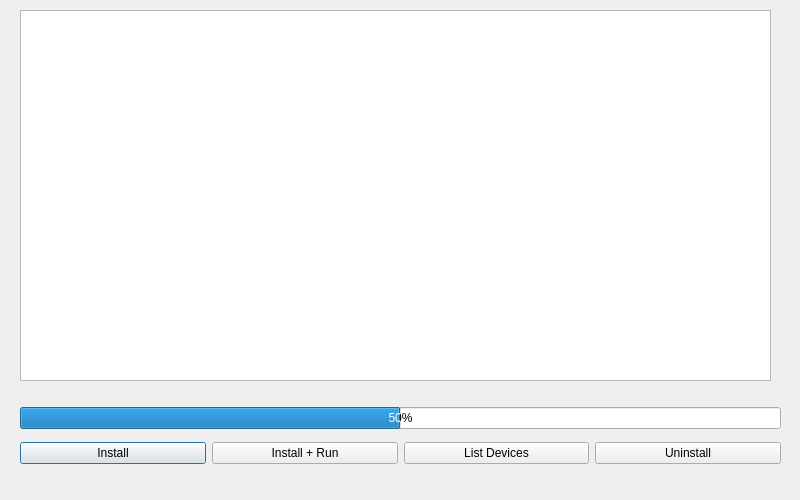
The window that forms/adbop.ui (gingusScringus/apacksplorer) describes before a commit, drawn with Qt 5.
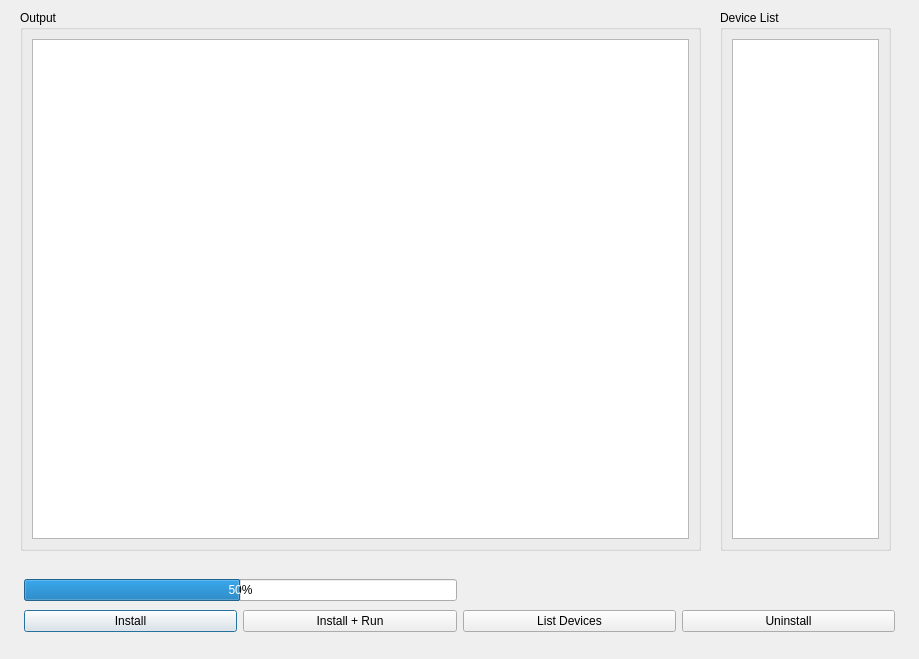
The same window after the commit.

Commit message: refactor ui layouts and improve settings dialog structure

Diff of the .ui file:
```diff
--- a/forms/adbop.ui
+++ b/forms/adbop.ui
@@ -6,33 +6,72 @@
    <rect>
     <x>0</x>
     <y>0</y>
-    <width>800</width>
-    <height>500</height>
+    <width>919</width>
+    <height>659</height>
    </rect>
   </property>
   <property name="windowTitle">
    <string>Dialog</string>
   </property>
-  <widget class="QPlainTextEdit" name="plainTextEdit">
+  <widget class="QGroupBox" name="groupBox">
+   <property name="geometry">
+    <rect>
+     <x>720</x>
+     <y>10</y>
+     <width>171</width>
+     <height>541</height>
+    </rect>
+   </property>
+   <property name="title">
+    <string>Device List</string>
+   </property>
+   <layout class="QVBoxLayout" name="verticalLayout">
+    <item>
+     <widget class="QListWidget" name="listWidget"/>
+    </item>
+   </layout>
+  </widget>
+  <widget class="QGroupBox" name="groupBox_2">
    <property name="geometry">
     <rect>
      <x>20</x>
      <y>10</y>
-     <width>751</width>
-     <height>371</height>
+     <width>681</width>
+     <height>541</height>
     </rect>
    </property>
+   <property name="title">
+    <string>Output</string>
+   </property>
+   <layout class="QVBoxLayout" name="verticalLayout_2">
+    <item>
+     <widget class="QPlainTextEdit" name="adbLogfield"/>
+    </item>
+   </layout>
   </widget>
   <widget class="QWidget" name="">
    <property name="geometry">
     <rect>
-     <x>20</x>
-     <y>400</y>
-     <width>761</width>
-     <height>71</height>
+     <x>24</x>
+     <y>576</y>
+     <width>871</width>
+     <height>59</height>
     </rect>
    </property>
    <layout class="QGridLayout" name="gridLayout">
+    <item row="0" column="0" colspan="2">
+     <widget class="QProgressBar" name="progressBar">
+      <property name="value">
+       <number>50</number>
+      </property>
+      <property name="textVisible">
+       <bool>true</bool>
+      </property>
+      <property name="invertedAppearance">
+       <bool>false</bool>
+      </property>
+     </widget>
+    </item>
     <item row="1" column="0">
      <widget class="QPushButton" name="pushButton">
       <property name="text">
@@ -61,19 +100,6 @@
       </property>
      </widget>
     </item>
-    <item row="0" column="0" colspan="4">
-     <widget class="QProgressBar" name="progressBar">
-      <property name="value">
-       <number>50</number>
-      </property>
-      <property name="textVisible">
-       <bool>true</bool>
-      </property>
-      <property name="invertedAppearance">
-       <bool>false</bool>
-      </property>
-     </widget>
-    </item>
    </layout>
   </widget>
  </widget>
```
Left out of the diff: 8 changed lines with no effect on the pictures. The commit also changes 2 other files.
